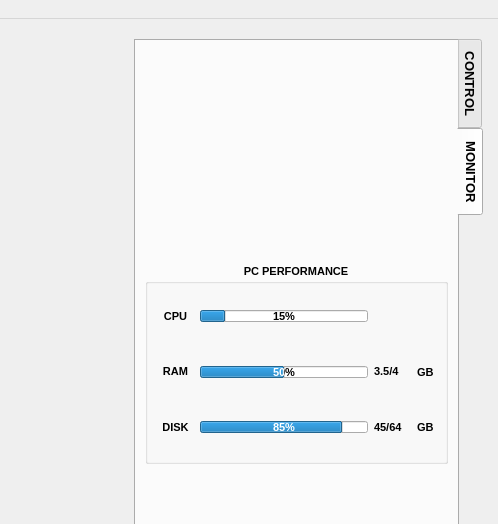
Qt form GUI/Main.ui (longlinh123456/AI-Customer-Density-Analysis) before a commit; both pictures show x 686 to 1184 and y 0 to 524 of the 1184 by 705 pixel window.
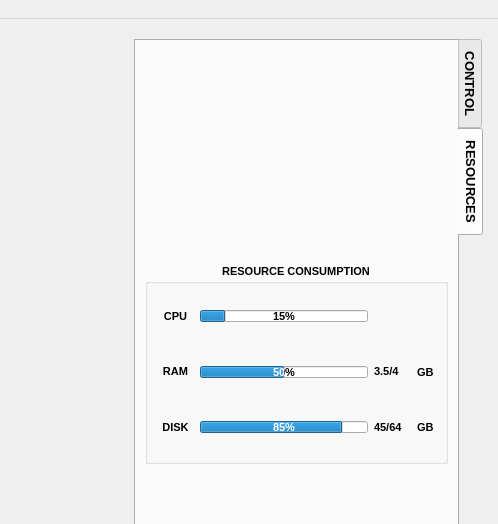
The same form after that commit. The open tabs and pages were chosen to show the change. Icons and pictures are not drawn.

```diff
--- a/GUI/Main.ui
+++ b/GUI/Main.ui
@@ -495,7 +495,7 @@
       </size>
      </property>
      <attribute name="title">
-      <string>MONITOR</string>
+      <string>RESOURCES</string>
      </attribute>
      <layout class="QVBoxLayout" name="verticalLayout_3" stretch="0">
       <item>
@@ -521,7 +521,7 @@
          </font>
         </property>
         <property name="title">
-         <string>PC PERFORMANCE</string>
+         <string>RESOURCE CONSUMPTION</string>
         </property>
         <property name="alignment">
          <set>Qt::AlignHCenter|Qt::AlignTop</set>
```
Left out of the diff: 8 changed lines with no effect on the pictures.
